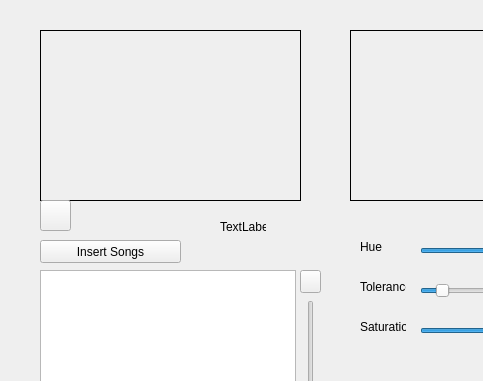
Old version of the form HoerDichFit/videoplayer.ui in the repository SvenBl/avp-webcam; both pictures show x 0 to 483 and y 0 to 381 of the 639 by 557 pixel window.
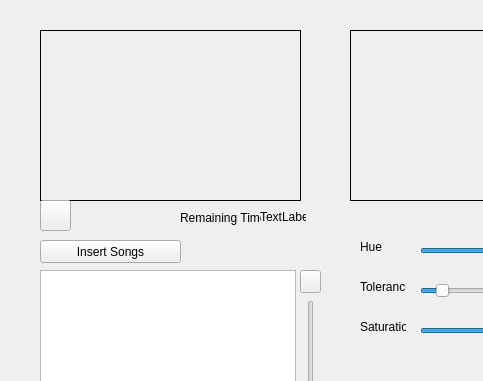
New version of the form. Custom widgets are drawn as their Qt base class.

Patch:
```diff
--- a/HoerDichFit/videoplayer.ui
+++ b/HoerDichFit/videoplayer.ui
@@ -512,17 +512,17 @@
      <string>initial playtime</string>
     </property>
    </widget>
-   <widget class="QLabel" name="label_9">
+   <widget class="QLabel" name="remainingTime">
     <property name="geometry">
      <rect>
-      <x>220</x>
-      <y>220</y>
-      <width>46</width>
-      <height>13</height>
+      <x>180</x>
+      <y>210</y>
+      <width>81</width>
+      <height>16</height>
      </rect>
     </property>
     <property name="text">
-     <string>TextLabel</string>
+     <string>Remaining Time:</string>
     </property>
    </widget>
    <widget class="QPushButton" name="startProgram">
@@ -538,6 +538,19 @@
      <string>Start</string>
     </property>
    </widget>
+   <widget class="QLabel" name="label_9">
+    <property name="geometry">
+     <rect>
+      <x>260</x>
+      <y>210</y>
+      <width>46</width>
+      <height>13</height>
+     </rect>
+    </property>
+    <property name="text">
+     <string>TextLabel</string>
+    </property>
+   </widget>
   </widget>
  </widget>
  <layoutdefault spacing="6" margin="11"/>
```
